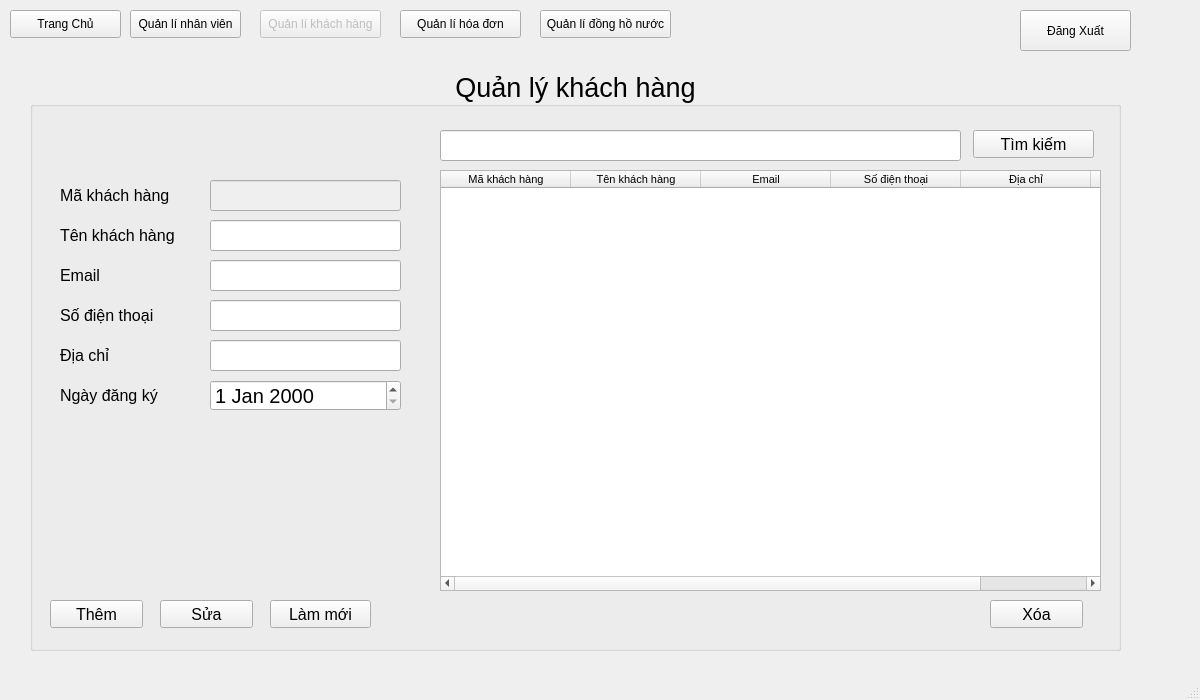
Old version of the form GUI/UI/QuanLyKhachHang.ui in the repository MinhVi2004/WaterManagement.
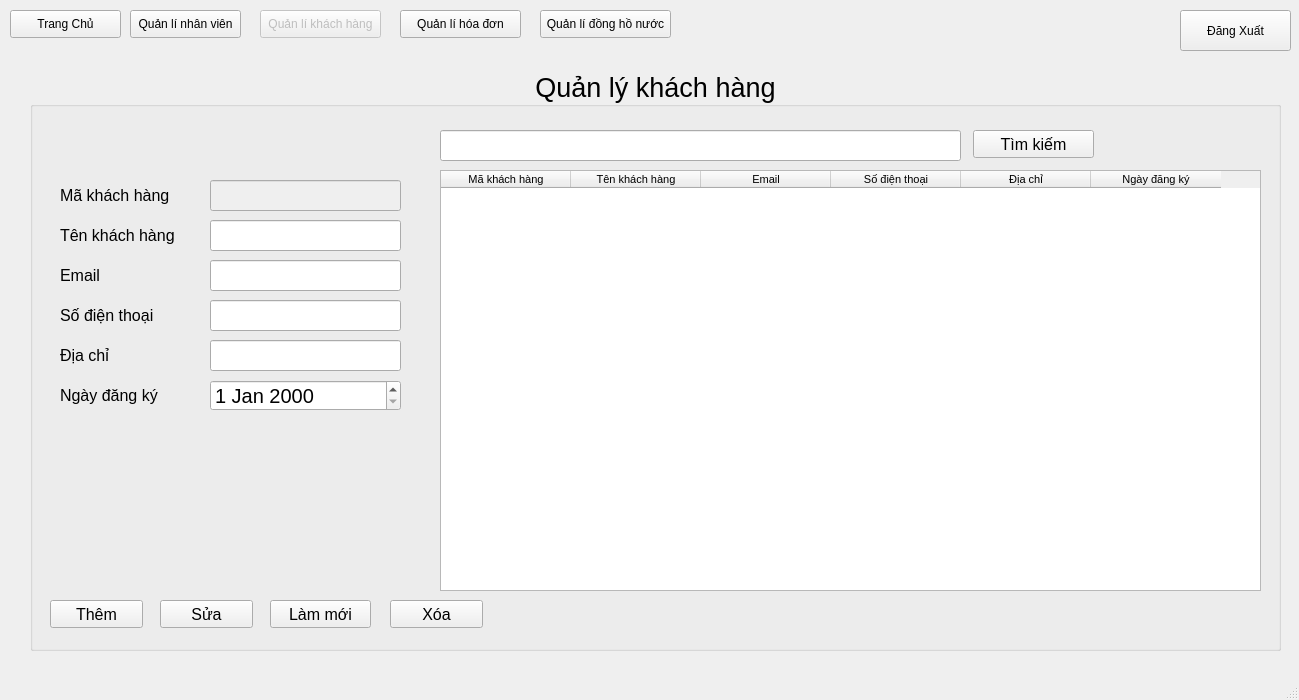
New version of the form.

Patch:
```diff
--- a/GUI/UI/QuanLyKhachHang.ui
+++ b/GUI/UI/QuanLyKhachHang.ui
@@ -6,7 +6,7 @@
    <rect>
     <x>0</x>
     <y>0</y>
-    <width>1200</width>
+    <width>1299</width>
     <height>700</height>
    </rect>
   </property>
@@ -19,7 +19,7 @@
      <rect>
       <x>30</x>
       <y>70</y>
-      <width>1091</width>
+      <width>1251</width>
       <height>581</height>
      </rect>
     </property>
@@ -73,7 +73,7 @@
     <widget class="QPushButton" name="btnDel">
      <property name="geometry">
       <rect>
-       <x>960</x>
+       <x>360</x>
        <y>530</y>
        <width>93</width>
        <height>28</height>
@@ -300,7 +300,7 @@
       <rect>
        <x>410</x>
        <y>100</y>
-       <width>661</width>
+       <width>821</width>
        <height>421</height>
       </rect>
      </property>
@@ -521,7 +521,7 @@
    <widget class="QPushButton" name="btnDangXuat">
     <property name="geometry">
      <rect>
-      <x>1020</x>
+      <x>1180</x>
       <y>10</y>
       <width>111</width>
       <height>41</height>
```
Left out of the diff: 4 changed lines with no effect on the pictures.
